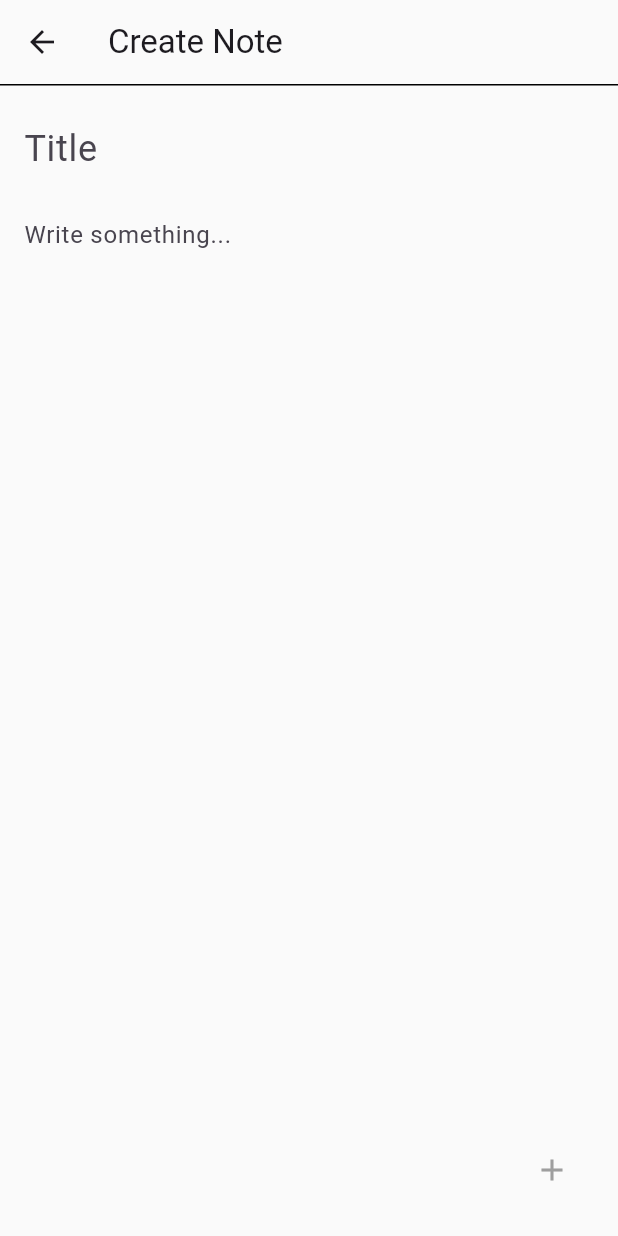
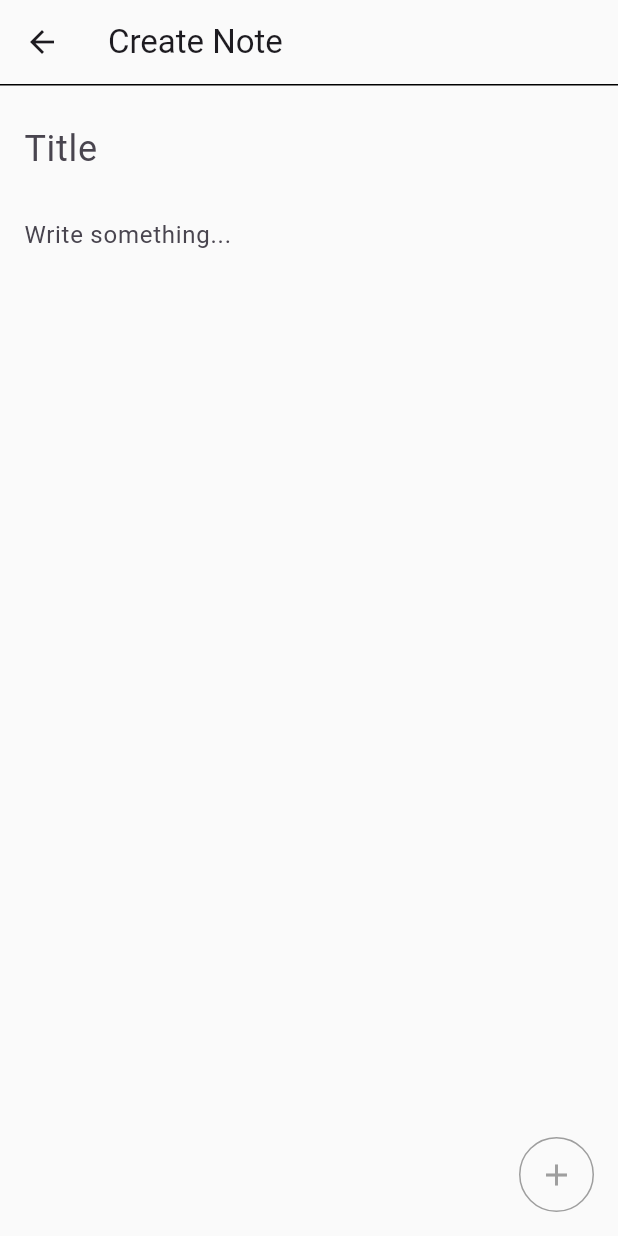
Before and after one commit to Yadija/flutter_notes_app, a Flutter app: the screen it shows after launch, after a tap on the "add" icon, on a phone screen of 412 x 824 dp. Run offline on Flutter 3.47's test engine with Material 3 defaults, Android fonts, the phone set to English and light mode, and no system bars.

Commit message:
⚒️build: styling add button

```diff
--- a/lib/screens/add_note.dart
+++ b/lib/screens/add_note.dart
@@ -72,18 +72,25 @@ class _AddNoteState extends State<AddNote> {
           ),
         ],
       ),
-      floatingActionButton: FloatingActionButton(
-        onPressed: _isButtonEnabled ? () {
-          if (_formKey.currentState!.validate()) {
-            _formKey.currentState!.save();
-            Navigator.pop(context, Note(_title, _content));
-          }
-        } : null,
-        backgroundColor: _isButtonEnabled ? null : Colors.transparent,
-        elevation: _isButtonEnabled ? 6.0 : 0.0,
-        child: Icon(
-          Icons.add,
-          color: _isButtonEnabled ? null : Colors.grey,
+      floatingActionButton: Container(
+        decoration: BoxDecoration(
+          color: const Color(0xFFFAFAFA),
+          shape: BoxShape.circle,
+          border: _isButtonEnabled ? Border.all(color: Colors.black) : Border.all(color: Colors.grey),
+        ),
+        child: IconButton(
+          icon: Icon(
+            Icons.add,
+            color: _isButtonEnabled ? Colors.black : Colors.grey,
+          ),
+          onPressed: _isButtonEnabled
+              ? () {
+                  if (_formKey.currentState!.validate()) {
+                    _formKey.currentState!.save();
+                    Navigator.pop(context, Note(_title, _content));
+                  }
+                }
+              : null,
         ),
       ),
     );
--- a/lib/screens/home.dart
+++ b/lib/screens/home.dart
@@ -71,7 +71,14 @@ class _HomePageState extends State<HomePage> {
           )
         ],
       ),
-      floatingActionButton: FloatingActionButton(
+      floatingActionButton: Container(
+        decoration: BoxDecoration(
+          color: const Color(0xFFFAFAFA),
+          shape: BoxShape.circle,
+          border: Border.all(color: Colors.black),
+        ),
+        child: IconButton(
+          icon: const Icon(Icons.add),
           onPressed: () {
             Navigator.push(
               context,
@@ -84,8 +91,7 @@ class _HomePageState extends State<HomePage> {
               }
             });
           },
-        tooltip: 'Create Note',
-        child: const Icon(Icons.add),
+        ),
       ),
     );
   }
```
Lines whose indentation alone changed are shown as unchanged.
